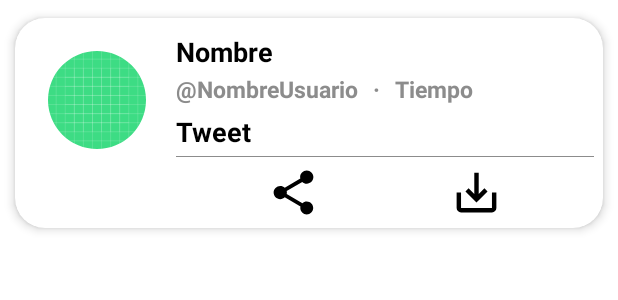
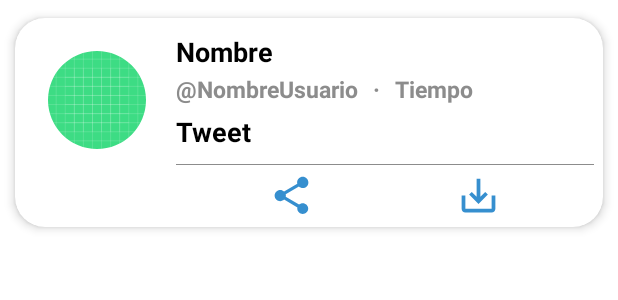
Before and after one commit to Javidroid/ParsiApp_ASEE, an Android app: the layout list_tweet.xml on its own in the app's theme, with its tools: preview values and no code run, on a phone screen of 412 x 824 dp. Shown: the top 300 px of the screen. Run offline under Robolectric (Android 15) with nearby library versions, the phone set to English and light mode, and no system bars.

```diff
--- a/app/src/main/java/es/unex/parsiapp/ui/home/HomeFragment.java
+++ b/app/src/main/java/es/unex/parsiapp/ui/home/HomeFragment.java
@@ -13,7 +13,7 @@ import androidx.recyclerview.widget.RecyclerView;
 
 import java.util.List;
 
-import es.unex.parsiapp.ListAdapter;
+import es.unex.parsiapp.ListAdapterPost;
 import es.unex.parsiapp.R;
 import es.unex.parsiapp.databinding.FragmentHomeBinding;
 import es.unex.parsiapp.model.Post;
@@ -62,7 +62,7 @@ public class HomeFragment extends Fragment {
                 // Conversion a lista de Posts de los tweets recibidos
                 listposts = tweetResults.toPostList();
 
-                ListAdapter listAdapter = new ListAdapter(listposts, root.getContext());
+                ListAdapterPost listAdapter = new ListAdapterPost(listposts, root.getContext());
                 RecyclerView recyclerView = root.findViewById(R.id.listRecyclerView);
                 recyclerView.setHasFixedSize(true);
                 recyclerView.setLayoutManager(new LinearLayoutManager(root.getContext()));
--- a/app/src/main/res/layout/list_tweet.xml
+++ b/app/src/main/res/layout/list_tweet.xml
@@ -122,45 +122,42 @@
 
                 <androidx.constraintlayout.widget.ConstraintLayout
                     android:layout_width="match_parent"
-                    android:layout_height="0.5dp"
+                    android:layout_height="0.8dp"
                     android:background="#8c8c8c"
-                    android:paddingTop="1dp"
-                    android:paddingBottom="1dp">
+                    android:layout_marginTop="5dp"
+                    android:layout_marginBottom="5dp">
 
                 </androidx.constraintlayout.widget.ConstraintLayout>
 
                 <androidx.constraintlayout.widget.ConstraintLayout
                     android:id="@+id/buttons"
                     android:layout_width="match_parent"
-                    android:layout_height="wrap_content"
-                    android:paddingTop="6dp">
+                    android:layout_height="wrap_content">
 
-                    <ImageButton
+                    <Button
                         android:id="@+id/share"
-                        android:layout_width="35dp"
-                        android:layout_height="35dp"
+                        android:layout_width="30dp"
+                        android:layout_height="30dp"
+                        android:background="@drawable/ic_baseline_share_24"
+                        android:contentDescription="@string/compartir"
                         app:layout_constraintEnd_toEndOf="parent"
+                        app:layout_constraintHorizontal_bias="0.25"
                         app:layout_constraintStart_toStartOf="parent"
-                        app:layout_constraintHorizontal_bias="0.25"
-                        app:srcCompat="@drawable/ic_baseline_share_24"
-                        android:scaleType="centerCrop"
-                        android:background="@null"
-                        android:contentDescription="@string/compartir"
-                        tools:ignore="MissingConstraints" />
+                        tools:ignore="MissingConstraints,TouchTargetSizeCheck"
+                        tools:layout_editor_absoluteY="3dp" />
 
-                    <ImageButton
+                    <Button
                         android:id="@+id/save"
-                        android:layout_width="35dp"
-                        android:layout_height="35dp"
+                        android:layout_width="30dp"
+                        android:layout_height="30dp"
+                        android:background="@drawable/ic_baseline_save_alt_24"
+                        android:contentDescription="@string/guardartweet"
+                        android:textAlignment="@+id/buttons"
                         app:layout_constraintEnd_toEndOf="parent"
+                        app:layout_constraintHorizontal_bias="0.75"
                         app:layout_constraintStart_toStartOf="parent"
-                        app:layout_constraintHorizontal_bias="0.75"
-                        android:textAlignment="@+id/buttons"
-                        app:srcCompat="@drawable/ic_baseline_save_alt_24"
-                        android:scaleType="centerCrop"
-                        android:background="@null"
-                        android:contentDescription="@string/guardartweet"
-                        tools:ignore="MissingConstraints" />
+                        tools:ignore="MissingConstraints, TouchTargetSizeCheck"
+                        tools:layout_editor_absoluteY="3dp" />
                 </androidx.constraintlayout.widget.ConstraintLayout >
             </LinearLayout>
         </RelativeLayout>
```
Also changed, not shown: app/src/main/java/es/unex/parsiapp/ListAdapterFolder.java (added, +62 -0 lines), app/src/main/java/es/unex/parsiapp/ListAdapterPost.java (renamed from app/src/main/java/es/unex/parsiapp/ListAdapter.java, +5 -5 lines), app/src/main/res/layout/list_folder.xml (added, +20 -0 lines).
